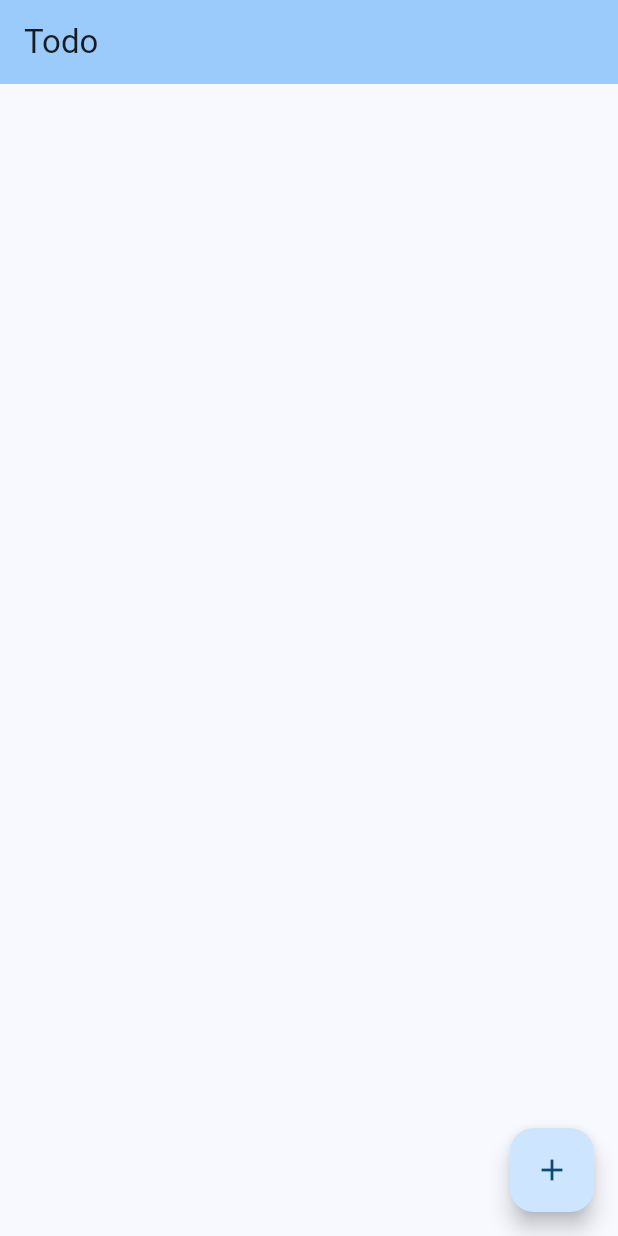
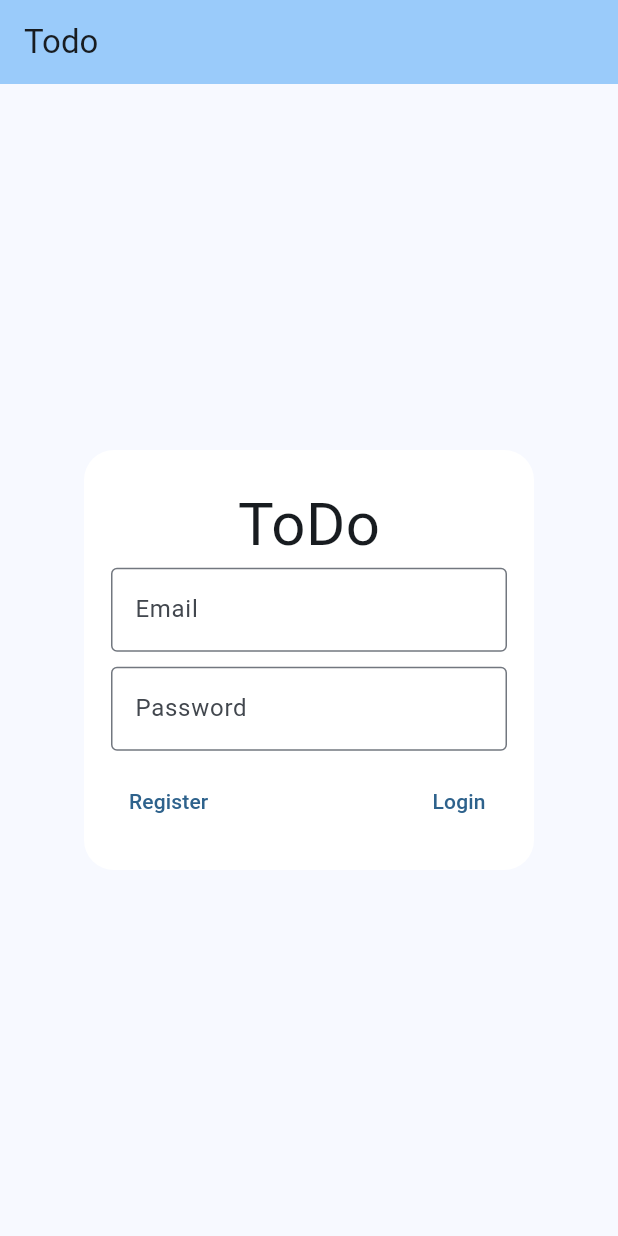
Before and after one commit to Chetsada-psm/flutter_todo_lab2, a Flutter app: the screen it shows after launch, on a phone screen of 412 x 824 dp. Run offline on Flutter 3.47's test engine with Material 3 defaults, Android fonts, the phone set to English and light mode, and no system bars; our stand-ins replace cloud_firestore, firebase_auth, firebase_core; accounts and stored records are empty.

Commit message:
Update_Log/Reg

```diff
--- a/lib/main.dart
+++ b/lib/main.dart
@@ -1,6 +1,8 @@
 import 'package:cloud_firestore/cloud_firestore.dart';
 import 'package:firebase_core/firebase_core.dart';
 import 'package:flutter/material.dart';
+import 'package:flutter_todo_lab2/screen/login_screen.dart';
+import 'package:flutter_todo_lab2/service/auth_service.dart';
 
 void main() async {
   WidgetsFlutterBinding.ensureInitialized();
@@ -18,21 +20,21 @@ class MainApp extends StatelessWidget {
         colorScheme: ColorScheme.fromSeed(seedColor: Color(0xFF1E9BE9)),
         useMaterial3: true,
       ),
-      home: const TodaApp(),
+      home: const LoginScreen(),
     );
   }
 }
 
-class TodaApp extends StatefulWidget {
-  const TodaApp({
+class TodoApp extends StatefulWidget {
+  const TodoApp({
     super.key,
   });
 
   @override
-  State<TodaApp> createState() => _TodaAppState();
+  State<TodoApp> createState() => _TodaAppState();
 }
 
-class _TodaAppState extends State<TodaApp> {
+class _TodaAppState extends State<TodoApp> {
   late TextEditingController _nameController;
   late TextEditingController _noteController;
   bool _status = false; // ตัวแปรสำหรับสถานะ
@@ -256,6 +258,15 @@ class _TodaAppState extends State<TodaApp> {
       appBar: AppBar(
         title: const Text("Todo"),
         backgroundColor: Theme.of(context).colorScheme.inversePrimary,
+        actions: [
+          IconButton(icon: const Icon(Icons.logout),
+          onPressed: ()async {
+            await AuthService().logout();
+            Navigator.pushReplacement(
+              context,
+              MaterialPageRoute(builder: (context) => LoginScreen()));
+          })
+        ],
       ),
       body: StreamBuilder(
         stream: FirebaseFirestore.instance.collection("Task").snapshots(),
--- /dev/null
+++ b/lib/screen/login_screen.dart
@@ -0,0 +1,91 @@
+import 'package:flutter/material.dart';
+import 'package:flutter_todo_lab2/main.dart';
+import 'package:flutter_todo_lab2/screen/register_screen.dart';
+import 'package:flutter_todo_lab2/service/auth_service.dart';
+
+class LoginScreen extends StatefulWidget {
+  const LoginScreen({super.key});
+
+  @override
+  State<LoginScreen> createState() => _LoginScreenState();
+}
+
+class _LoginScreenState extends State<LoginScreen> {
+  @override
+  Widget build(BuildContext context) {
+    return Scaffold(
+      appBar: AppBar(
+        title: const Text("Todo"),
+        backgroundColor: Theme.of(context).colorScheme.inversePrimary,
+
+      ),
+      body: Center(
+        child: Container(
+          height: 280,
+          width: 300,
+          padding: const EdgeInsets.all(18),
+          decoration: BoxDecoration(
+              color: Colors.white,
+              borderRadius: BorderRadius.all(Radius.circular(20))),
+          child: Column(
+            mainAxisAlignment: MainAxisAlignment.center,
+            children: [
+              const Text(
+                "ToDo",
+                style: TextStyle(fontSize: 40),
+              ),
+              const TextField(
+                decoration: InputDecoration(
+                    labelText: "Email", border: OutlineInputBorder()),
+              ),
+              const SizedBox(
+                height: 10,
+              ),
+              const TextField(
+                decoration: InputDecoration(
+                    labelText: "Password", border: OutlineInputBorder()),
+              ),
+              const SizedBox(
+                height: 10,
+              ),
+              Row(
+                mainAxisAlignment: MainAxisAlignment.spaceBetween,
+                children: [
+                  TextButton(
+                    onPressed: () {
+                      Navigator.push(
+                        context,
+                        MaterialPageRoute(builder: (context) => RegisterScreen()),
+                      );
+                    },
+                    child: const Text("Register"),
+                  ),
+                  TextButton(
+                      onPressed: () async {
+                        var res = await AuthService().signin(
+                            email: "chetsada.pho@kkumail.com",
+                            password: "123456789");
+
+                        if (res == "success") {
+                          Navigator.push(
+                            context,
+                            MaterialPageRoute(builder: (context) => TodoApp()),
+                          );
+                        } else {
+                          print(
+                              "Login failed with message: $res"); // แสดงข้อความ error ที่ได้รับ
+                          // แสดงข้อความบน UI
+                          ScaffoldMessenger.of(context)
+                              .showSnackBar(SnackBar(content: Text(res!)));
+                        }
+                      },
+                      child: const Text("Login"))
+                ],
+              )
+            ],
+          ),
+        ),
+      ),
+    );
+  }
+}
--- /dev/null
+++ b/lib/service/auth_service.dart
@@ -0,0 +1,40 @@
+import 'package:firebase_auth/firebase_auth.dart';
+
+class AuthService {
+  Future<String?> reqistration(
+      {required String email,
+      required String password,
+      required String confirm}) async {
+    try {
+      //check password == confirm
+
+      await FirebaseAuth.instance
+          .createUserWithEmailAndPassword(email: email, password: password);
+      return 'success';
+    } on FirebaseAuthException catch (e) {
+      return e.message;
+    } catch (e) {
+      return e.toString();
+    }
+
+  }
+  Future<void> logout() async {
+  await FirebaseAuth.instance.signOut();
+}
+
+
+  Future<String?> signin({
+    required String email,
+    required String password,
+  }) async {
+    try {
+      await FirebaseAuth.instance
+          .signInWithEmailAndPassword(email: email, password: password);
+      return 'success';
+    } on FirebaseAuthException catch (e) {
+      return e.message;
+    } catch (e) {
+      return e.toString();
+    }
+  }
+}
--- a/pubspec.yaml
+++ b/pubspec.yaml
@@ -38,6 +38,7 @@ dependencies:
   firebase_core: ^3.4.1
   cloud_firestore: ^5.4.1
   provider: ^6.1.2
+  firebase_auth: ^5.3.0
 
 dev_dependencies:
   flutter_test:
```
Also changed, not shown: lib/screen/register_screen.dart (added, +101 -0 lines), firebase.json, lib/firebase_options.dart, pubspec.lock, 5 other files.
